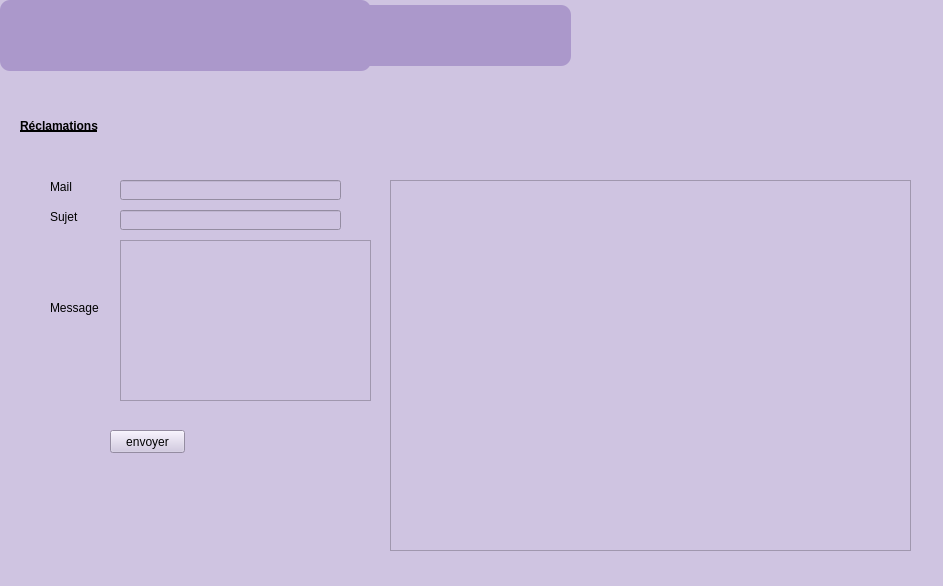
Before: the Qt Designer form stock.ui in brahimABD98/smartkids, drawn with Qt 5.
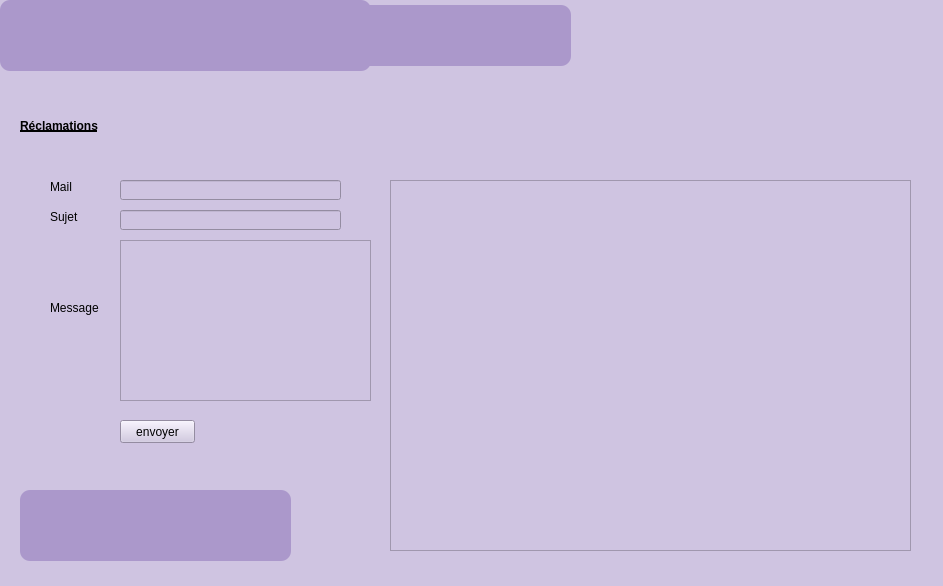
After: the same form once the commit is applied. Icons and pictures are not drawn.

What changed in the file:
```diff
--- a/stock.ui
+++ b/stock.ui
@@ -2006,8 +2006,8 @@
       <widget class="QPushButton" name="pushButton_2">
        <property name="geometry">
         <rect>
-         <x>90</x>
-         <y>270</y>
+         <x>100</x>
+         <y>260</y>
          <width>75</width>
          <height>23</height>
         </rect>
@@ -2085,6 +2085,132 @@
         </rect>
        </property>
       </widget>
+      <widget class="QFrame" name="frame_5">
+       <property name="geometry">
+        <rect>
+         <x>0</x>
+         <y>330</y>
+         <width>271</width>
+         <height>71</height>
+        </rect>
+       </property>
+       <property name="styleSheet">
+        <string notr="true">border-color: rgb(255, 255, 255);
+
+border-radius: 10px;
+background-color: rgb(171, 152, 203);</string>
+       </property>
+       <property name="frameShape">
+        <enum>QFrame::Box</enum>
+       </property>
+       <property name="frameShadow">
+        <enum>QFrame::Raised</enum>
+       </property>
+       <widget class="QPushButton" name="pushButton_ajouter_aliment_2">
+        <property name="geometry">
+         <rect>
+          <x>10</x>
+          <y>5</y>
+          <width>61</width>
+          <height>61</height>
+         </rect>
+        </property>
+        <property name="styleSheet">
+         <string notr="true">border-image: url(:/new/prefix1/icon/plus.png);</string>
+        </property>
+        <property name="text">
+         <string/>
+        </property>
+        <property name="autoDefault">
+         <bool>true</bool>
+        </property>
+        <property name="default">
+         <bool>true</bool>
+        </property>
+        <property name="flat">
+         <bool>true</bool>
+        </property>
+       </widget>
+       <widget class="QPushButton" name="pushButton_modifier_aliment_2">
+        <property name="geometry">
+         <rect>
+          <x>73</x>
+          <y>4</y>
+          <width>61</width>
+          <height>61</height>
+         </rect>
+        </property>
+        <property name="styleSheet">
+         <string notr="true">border-image: url(:/new/prefix1/icon/modif.png);
+
+</string>
+        </property>
+        <property name="text">
+         <string/>
+        </property>
+        <property name="autoDefault">
+         <bool>true</bool>
+        </property>
+        <property name="default">
+         <bool>true</bool>
+        </property>
+        <property name="flat">
+         <bool>true</bool>
+        </property>
+       </widget>
+       <widget class="QPushButton" name="pushButton_supprimer_aliment_2">
+        <property name="geometry">
+         <rect>
+          <x>137</x>
+          <y>5</y>
+          <width>61</width>
+          <height>61</height>
+         </rect>
+        </property>
+        <property name="styleSheet">
+         <string notr="true">
+border-image: url(:/new/prefix1/icon/suppr.png);</string>
+        </property>
+        <property name="text">
+         <string/>
+        </property>
+        <property name="autoDefault">
+         <bool>true</bool>
+        </property>
+        <property name="default">
+         <bool>true</bool>
+        </property>
+        <property name="flat">
+         <bool>true</bool>
+        </property>
+       </widget>
+       <widget class="QPushButton" name="pushButton_exporter_aliment_2">
+        <property name="geometry">
+         <rect>
+          <x>202</x>
+          <y>5</y>
+          <width>61</width>
+          <height>61</height>
+         </rect>
+        </property>
+        <property name="styleSheet">
+         <string notr="true">
+border-image: url(:/new/prefix1/icon/exporter.png);</string>
+        </property>
+        <property name="text">
+         <string/>
+        </property>
+        <property name="autoDefault">
+         <bool>true</bool>
+        </property>
+        <property name="default">
+         <bool>true</bool>
+        </property>
+        <property name="flat">
+         <bool>true</bool>
+        </property>
+       </widget>
+      </widget>
      </widget>
      <widget class="QWidget" name="page_13"/>
     </widget>
```
Left out of the diff: 2 changed lines with no effect on the pictures.
